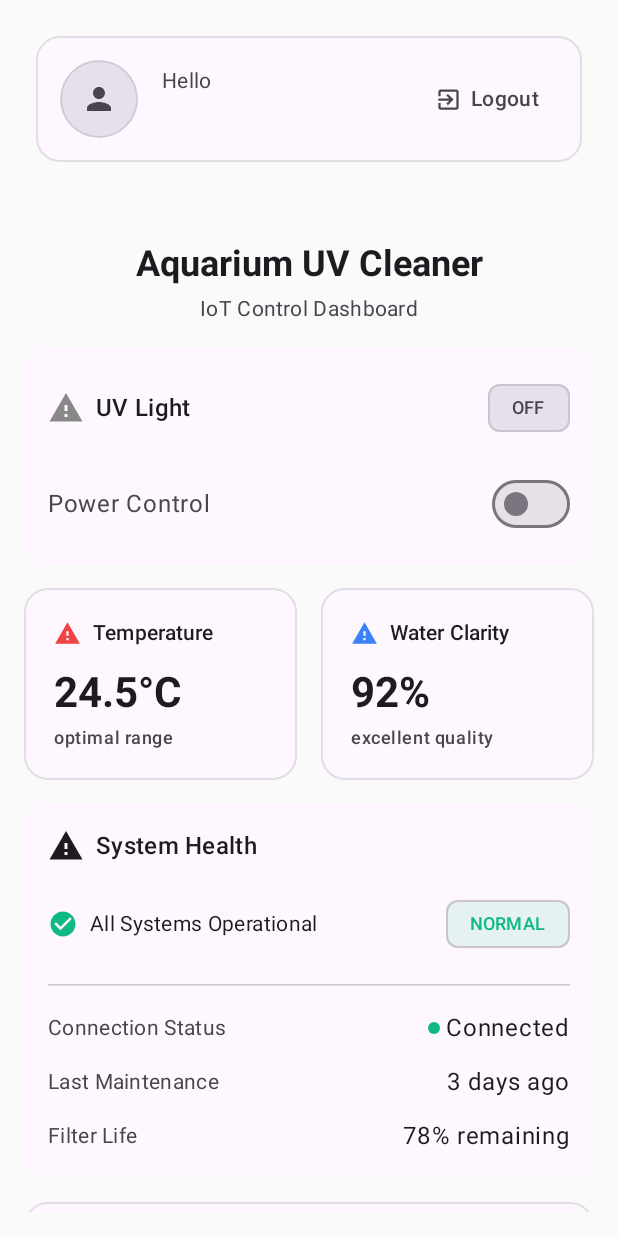
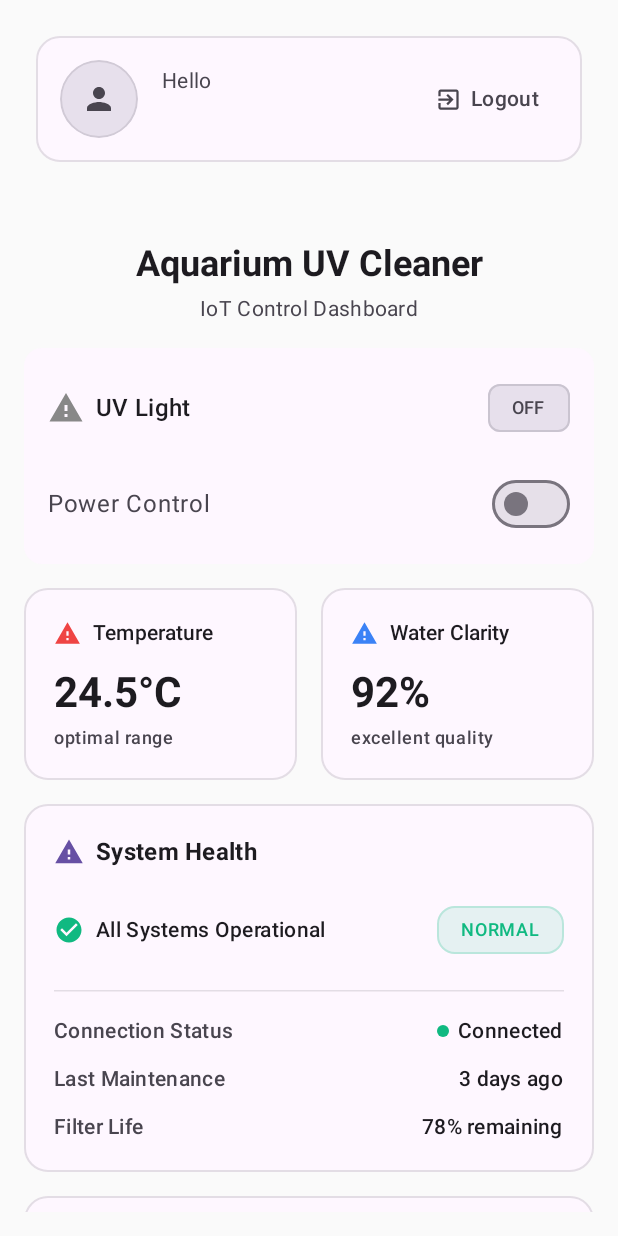
Before and after one commit to vonceee/AquaLuminus, an Android app built with Jetpack Compose: the dashboard screen opened through its navigation route, on a phone screen of 412 x 824 dp. Run offline under Robolectric (Android 15) with nearby library versions, the phone set to English and light mode, and no system bars; our stand-ins replace Firebase (no records; nobody signed in at launch, a user with empty details on screens opened directly).

Commit message:
refactor: enhanced dashboard: SystemHealthCard component ui

```diff
--- a/app/src/main/java/com/example/aqualuminus/ui/screens/dashboard/components/SystemHealthCard.kt
+++ b/app/src/main/java/com/example/aqualuminus/ui/screens/dashboard/components/SystemHealthCard.kt
@@ -11,6 +11,7 @@ import androidx.compose.foundation.layout.height
 import androidx.compose.foundation.layout.padding
 import androidx.compose.foundation.layout.size
 import androidx.compose.foundation.shape.CircleShape
+import androidx.compose.foundation.shape.RoundedCornerShape
 import androidx.compose.material.icons.Icons
 import androidx.compose.material.icons.filled.CheckCircle
 import androidx.compose.material.icons.filled.Warning
@@ -30,7 +31,6 @@ import androidx.compose.ui.graphics.Color
 import androidx.compose.ui.graphics.vector.ImageVector
 import androidx.compose.ui.text.font.FontWeight
 import androidx.compose.ui.unit.dp
-import androidx.compose.ui.unit.sp
 import com.example.aqualuminus.ui.screens.dashboard.model.StatusType
 import com.example.aqualuminus.ui.screens.dashboard.model.SystemStatus
 
@@ -40,10 +40,16 @@ fun SystemHealthCard(systemStatus: SystemStatus) {
         modifier = Modifier.fillMaxWidth(),
         colors = CardDefaults.cardColors(
             containerColor = MaterialTheme.colorScheme.surface
-        )
+        ),
+        border = androidx.compose.foundation.BorderStroke(
+            1.dp,
+            MaterialTheme.colorScheme.outline.copy(alpha = 0.2f)
+        ),
+        elevation = CardDefaults.cardElevation(0.dp),
+        shape = RoundedCornerShape(16.dp)
     ) {
         Column(
-            modifier = Modifier.padding(16.dp)
+            modifier = Modifier.padding(20.dp)
         ) {
             // Card Header
             Row(
@@ -52,12 +58,15 @@ fun SystemHealthCard(systemStatus: SystemStatus) {
             ) {
                 Icon(
                     imageVector = Icons.Default.Warning,
-                    contentDescription = "System Health"
+                    contentDescription = "System Health",
+                    tint = MaterialTheme.colorScheme.primary,
+                    modifier = Modifier.size(20.dp)
                 )
                 Text(
                     text = "System Health",
                     style = MaterialTheme.typography.titleMedium,
-                    fontWeight = FontWeight.SemiBold
+                    fontWeight = FontWeight.Bold,
+                    color = MaterialTheme.colorScheme.onSurface
                 )
             }
 
@@ -71,7 +80,8 @@ fun SystemHealthCard(systemStatus: SystemStatus) {
             ) {
                 Row(
                     verticalAlignment = Alignment.CenterVertically,
-                    horizontalArrangement = Arrangement.spacedBy(8.dp)
+                    horizontalArrangement = Arrangement.spacedBy(8.dp),
+                    modifier = Modifier.weight(1f)
                 ) {
                     Icon(
                         imageVector = getStatusIcon(systemStatus.type),
@@ -81,7 +91,9 @@ fun SystemHealthCard(systemStatus: SystemStatus) {
                     )
                     Text(
                         text = systemStatus.message,
-                        style = MaterialTheme.typography.bodyMedium
+                        style = MaterialTheme.typography.bodyMedium,
+                        color = MaterialTheme.colorScheme.onSurface,
+                        fontWeight = FontWeight.Medium
                     )
                 }
 
@@ -90,18 +102,26 @@ fun SystemHealthCard(systemStatus: SystemStatus) {
                     label = {
                         Text(
                             text = systemStatus.type.name,
-                            fontSize = 12.sp
+                            style = MaterialTheme.typography.labelMedium,
+                            fontWeight = FontWeight.SemiBold
                         )
                     },
                     colors = AssistChipDefaults.assistChipColors(
                         containerColor = getStatusColor(systemStatus.type).copy(alpha = 0.1f),
                         labelColor = getStatusColor(systemStatus.type)
-                    )
+                    ),
+                    border = androidx.compose.foundation.BorderStroke(
+                        1.dp,
+                        getStatusColor(systemStatus.type).copy(alpha = 0.2f)
+                    ),
+                    shape = RoundedCornerShape(12.dp)
                 )
             }
 
             Spacer(modifier = Modifier.height(16.dp))
-            HorizontalDivider()
+            HorizontalDivider(
+                color = MaterialTheme.colorScheme.outline.copy(alpha = 0.2f)
+            )
             Spacer(modifier = Modifier.height(16.dp))
 
             // Additional Status Items
@@ -113,7 +133,7 @@ fun SystemHealthCard(systemStatus: SystemStatus) {
                     value = {
                         Row(
                             verticalAlignment = Alignment.CenterVertically,
-                            horizontalArrangement = Arrangement.spacedBy(4.dp)
+                            horizontalArrangement = Arrangement.spacedBy(6.dp)
                         ) {
                             Box(
                                 modifier = Modifier
@@ -121,19 +141,38 @@ fun SystemHealthCard(systemStatus: SystemStatus) {
                                     .clip(CircleShape)
                                     .background(Color(0xFF10B981))
                             )
-                            Text(text = "Connected")
+                            Text(
+                                text = "Connected",
+                                style = MaterialTheme.typography.bodyMedium,
+                                color = MaterialTheme.colorScheme.onSurface,
+                                fontWeight = FontWeight.Medium
+                            )
                         }
                     }
                 )
 
                 StatusRow(
                     label = "Last Maintenance",
-                    value = { Text(text = "3 days ago") }
+                    value = {
+                        Text(
+                            text = "3 days ago",
+                            style = MaterialTheme.typography.bodyMedium,
+                            color = MaterialTheme.colorScheme.onSurface,
+                            fontWeight = FontWeight.Medium
+                        )
+                    }
                 )
 
                 StatusRow(
                     label = "Filter Life",
-                    value = { Text(text = "78% remaining") }
+                    value = {
+                        Text(
+                            text = "78% remaining",
+                            style = MaterialTheme.typography.bodyMedium,
+                            color = MaterialTheme.colorScheme.onSurface,
+                            fontWeight = FontWeight.Medium
+                        )
+                    }
                 )
             }
         }
@@ -153,7 +192,8 @@ fun StatusRow(
         Text(
             text = label,
             style = MaterialTheme.typography.bodyMedium,
-            color = MaterialTheme.colorScheme.onSurfaceVariant
+            color = MaterialTheme.colorScheme.onSurfaceVariant,
+            fontWeight = FontWeight.Medium
         )
         value()
     }
```
